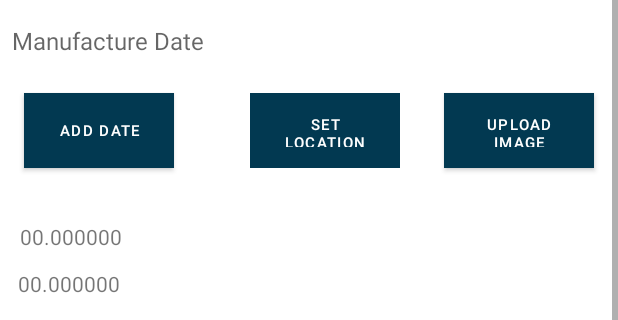
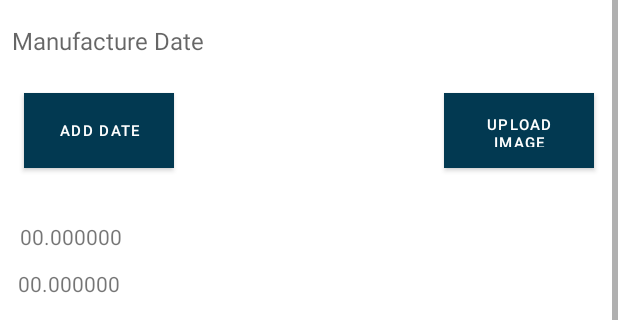
Before and after one commit to OwenCorrigan76/GuitarEvaluationApp, an Android app: the layout activity_value_guitar.xml on its own in the app's theme, with its tools: preview values and no code run, scrolled down 99 dp, on a phone screen of 412 x 824 dp, the part 599-919 px from its top. Run offline under Robolectric (Android 15) with nearby library versions, the phone set to English and light mode, and no system bars.

Commit message:
set location button removed

```diff
--- a/app/src/main/java/org/wit/valueGuitar/views/guitar/GuitarView.kt
+++ b/app/src/main/java/org/wit/valueGuitar/views/guitar/GuitarView.kt
@@ -101,7 +101,7 @@ class GuitarView : AppCompatActivity() {
             presenter.doSelectImage()
         }
 
-        binding.guitarLocation.setOnClickListener {
+     /*   binding.guitarLocation.setOnClickListener {
             presenter.cacheGuitar(
                 binding.guitarMakeAdd.text.toString(),
                 binding.guitarModelAdd.text.toString(),
@@ -109,7 +109,7 @@ class GuitarView : AppCompatActivity() {
                 binding.dateView.text.toString()
             )
          //   presenter.doSetLocation()
-        }
+        }*/
 
         binding.forGoogleMap.onCreate(savedInstanceState);
         binding.forGoogleMap.getMapAsync {
@@ -187,7 +187,7 @@ class GuitarView : AppCompatActivity() {
         if (binding.guitarMake.toString().isEmpty()) binding.guitarMakeAdd.setText(gModel.guitarMake)
         if (binding.guitarModelAdd.toString().isEmpty()) binding.guitarModelAdd.setText(gModel.guitarModel)
     //    if(binding.dateView.toString().isEmpty())binding.dateView.setText(gModel.manufactureDate)
-        binding.guitarLocation.setText(R.string.button_location)
+     //   binding.guitarLocation.setText(R.string.button_location)
         binding.dateView.setText(gModel.manufactureDate)
         Picasso.get()
             .load(gModel.image)
--- a/app/src/main/res/layout/activity_value_guitar.xml
+++ b/app/src/main/res/layout/activity_value_guitar.xml
@@ -251,7 +251,7 @@
                         android:textColor="@color/colorPrimary"
                         android:textSize="10sp" />
 
-                    <Button
+                   <!-- <Button
                         android:id="@+id/guitarLocation"
                         android:layout_width="100dp"
                         android:layout_height="50dp"
@@ -265,7 +265,7 @@
                         android:stateListAnimator="@null"
                         android:text="@string/button_location"
                         android:textColor="@color/colorPrimary"
-                        android:textSize="10sp" />
+                        android:textSize="10sp" />-->
 
                 </RelativeLayout>
 
```
